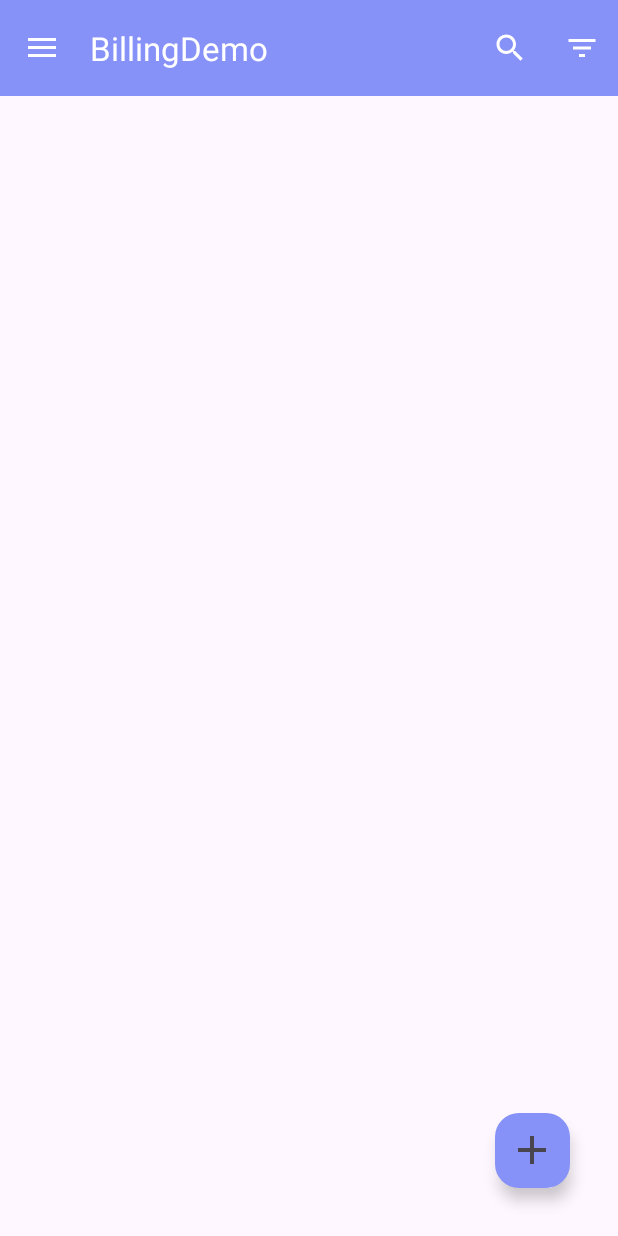
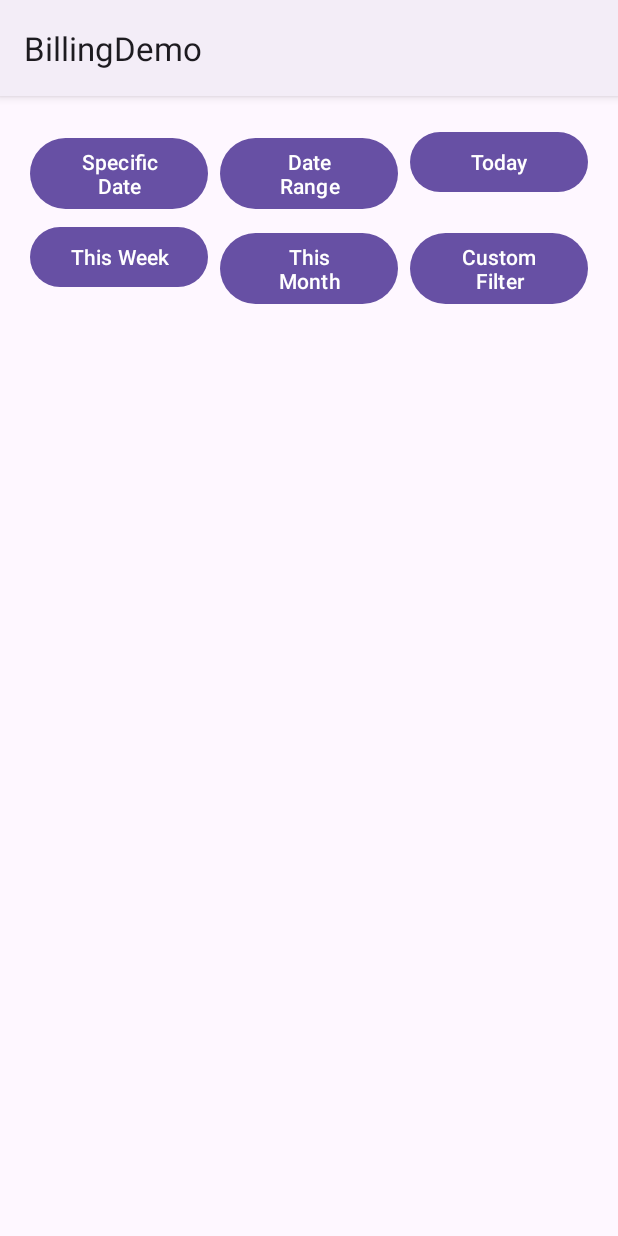
Before and after one commit to shravyasrinivas/BillingAppDemo, an Android app: the screen it shows after launch once a user with an empty profile is signed in (SalesFirstPage before the commit, Report after it), in the side drawer, after a tap on "Report", on a phone screen of 412 x 824 dp. Run offline under Robolectric (Android 15) with nearby library versions, the phone set to English and light mode, and no system bars; our stand-ins replace Firebase (no records; nobody signed in at launch, a user with empty details on screens opened directly).

Commit message:
latest 11/06/23

```diff
--- a/app/build.gradle
+++ b/app/build.gradle
@@ -44,7 +44,8 @@ dependencies {
     implementation 'com.google.firebase:firebase-auth:22.0.0'
     implementation 'com.google.firebase:firebase-database:20.2.1'
     implementation 'com.google.android.material:material:1.0.0'
-    testImplementation 'junit:junit:'
+    testImplementation 'junit:junit:4.13.2'
+
 
 
     androidTestImplementation 'androidx.test.ext:junit:1.1.5'
--- a/app/src/main/AndroidManifest.xml
+++ b/app/src/main/AndroidManifest.xml
@@ -15,6 +15,9 @@
         android:theme="@style/Theme.Material3.Light"
         tools:targetApi="31">
         <activity
+            android:name=".Report"
+            android:exported="false" />
+        <activity
             android:name=".LoanDataUpload"
             android:exported="false" />
         <activity
@@ -23,8 +26,7 @@
         <activity
             android:name=".SalesFirstPage"
             android:exported="true"
-            android:theme="@style/Theme.Material3.Light.NoActionBar"
-            />
+            android:theme="@style/Theme.Material3.Light.NoActionBar" />
         <activity
             android:name=".SalesReport"
             android:exported="true" />
--- a/app/src/main/java/com/example/BillingDemo/SalesFirstPage.java
+++ b/app/src/main/java/com/example/BillingDemo/SalesFirstPage.java
@@ -374,12 +374,15 @@ public class SalesFirstPage extends AppCompatActivity implements NavigationView.
                 startActivity(homeIntent);
                 break;
 
-            case R.id.nav_settings:
-                Toast.makeText(this, "settings!", Toast.LENGTH_SHORT).show();
+            case R.id.nav_reminder:
+                Toast.makeText(this, "Reminder!", Toast.LENGTH_SHORT).show();
                 //getSupportFragmentManager().beginTransaction().replace(R.id.fragment_container, new SettingsFragment()).commit();
                 break;
 
             case R.id.nav_report:
+                startActivity(new Intent(SalesFirstPage.this, Report.class));
+                drawerLayout.closeDrawer(GravityCompat.START);
+                //return true;
                 Toast.makeText(this, "report!", Toast.LENGTH_SHORT).show();
                 //getSupportFragmentManager().beginTransaction().replace(R.id.fragment_container, new ShareFragment()).commit();
                 break;
--- /dev/null
+++ b/app/src/main/res/drawable/filter_btn_bg.xml
@@ -0,0 +1,6 @@
+<?xml version="1.0" encoding="utf-8"?>
+<selector xmlns:android="http://schemas.android.com/apk/res/android">
+    <item android:drawable="@color/filter_button_selected" android:state_pressed="true" />
+    <item android:drawable="@color/filter_button_selected" android:state_selected="true" />
+    <item android:drawable="@color/filter_button_unselected" />
+</selector>
--- /dev/null
+++ b/app/src/main/res/layout/activity_report.xml
@@ -0,0 +1,84 @@
+<?xml version="1.0" encoding="utf-8"?>
+<LinearLayout xmlns:android="http://schemas.android.com/apk/res/android"
+    xmlns:app="http://schemas.android.com/apk/res-auto"
+    xmlns:tools="http://schemas.android.com/tools"
+    android:layout_width="match_parent"
+    android:layout_height="match_parent"
+    android:orientation="vertical"
+    android:padding="16dp"
+    tools:context=".Report">
+
+    <!-- Filter Buttons -->
+    <LinearLayout
+        android:layout_width="match_parent"
+        android:layout_height="wrap_content"
+        android:orientation="horizontal">
+
+        <Button
+            android:id="@+id/btnSpecificDate"
+            android:layout_width="0dp"
+            android:layout_height="wrap_content"
+            android:text="Specific Date"
+            android:layout_weight="1"
+            android:layout_margin="4dp" />
+
+        <Button
+            android:id="@+id/btnDateRange"
+            android:layout_width="0dp"
+            android:layout_height="wrap_content"
+            android:text="Date Range"
+            android:layout_weight="1"
+            android:layout_margin="4dp" />
+
+        <Button
+            android:id="@+id/btnToday"
+            android:layout_width="0dp"
+            android:layout_height="wrap_content"
+            android:text="Today"
+            android:layout_weight="1"
+            android:layout_margin="4dp" />
+
+    </LinearLayout>
+
+    <LinearLayout
+        android:layout_width="match_parent"
+        android:layout_height="wrap_content"
+        android:orientation="horizontal">
+
+        <Button
+            android:id="@+id/btnThisWeek"
+            android:layout_width="0dp"
+            android:layout_height="wrap_content"
+            android:text="This Week"
+            android:layout_weight="1"
+            android:layout_margin="4dp" />
+
+        <Button
+            android:id="@+id/btnThisMonth"
+            android:layout_width="0dp"
+            android:layout_height="wrap_content"
+            android:text="This Month"
+            android:layout_weight="1"
+            android:layout_margin="4dp" />
+
+        <Button
+            android:id="@+id/btnCustomFilter"
+            android:layout_width="0dp"
+            android:layout_height="wrap_content"
+            android:text="Custom Filter"
+            android:layout_weight="1"
+            android:layout_margin="4dp" />
+
+    </LinearLayout>
+
+    <TextView
+        android:id="@+id/tvReport"
+        android:layout_width="match_parent"
+        android:layout_height="wrap_content"
+        android:textSize="16sp"
+        android:textColor="@android:color/black"
+        android:padding="16dp" />
+
+    <!-- Add your report content here -->
+
+</LinearLayout>
--- a/app/src/main/res/menu/nav_menu.xml
+++ b/app/src/main/res/menu/nav_menu.xml
@@ -13,7 +13,7 @@
             android:title="Home"/>
 
         <item
-            android:id="@+id/nav_settings"
+            android:id="@+id/nav_reminder"
             android:icon="@drawable/baseline_timelapse_24"
             android:title="Reminder"/>
 
--- a/app/src/main/res/values/colors.xml
+++ b/app/src/main/res/values/colors.xml
@@ -9,5 +9,6 @@
     <color name="white">#FFFFFFFF</color>
     <color name="lavender">#8692f7</color>
     <color name="violet">#673AB7</color>
-
+    <color name="filter_button_selected">#673AB7</color>
+    <color name="filter_button_unselected">#8692f7</color>
 </resources>
```
Also changed, not shown: app/src/main/java/com/example/BillingDemo/Report.java (added, +195 -0 lines).
